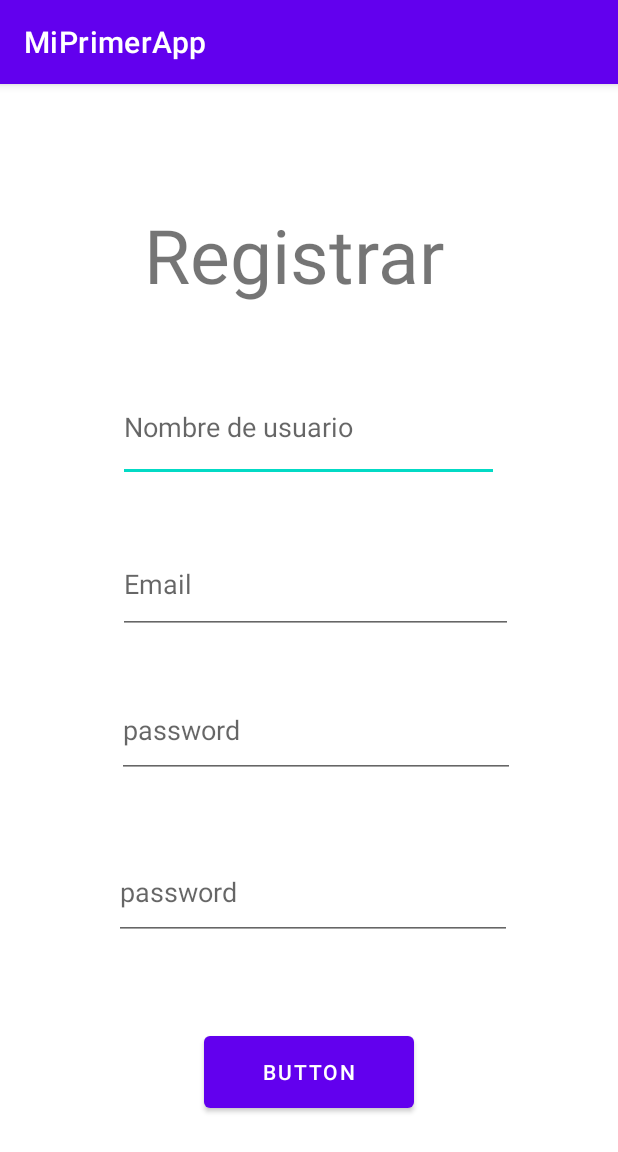
After one commit to Bautistadev/MiPrimerApp, an Android app: the Registrar screen opened directly, with no data from a screen before it, on a phone screen of 412 x 824 dp. The commit adds this screen. Shown: the top 1152 px of the screen. Run offline under Robolectric (Android 15) with nearby library versions, the phone set to English and light mode, and no system bars.

Commit message:
LOGIN Y REGISTRAR

```diff
--- a/app/src/main/AndroidManifest.xml
+++ b/app/src/main/AndroidManifest.xml
@@ -12,6 +12,9 @@
         android:theme="@style/Theme.MiPrimerApp"
         tools:targetApi="31">
         <activity
+            android:name=".Registrar"
+            android:exported="false" />
+        <activity
             android:name=".MainActivity"
             android:exported="true">
             <intent-filter>
--- /dev/null
+++ b/app/src/main/java/com/example/miprimerapp/Registrar.java
@@ -0,0 +1,14 @@
+package com.example.miprimerapp;
+
+import androidx.appcompat.app.AppCompatActivity;
+
+import android.os.Bundle;
+
+public class Registrar extends AppCompatActivity {
+
+    @Override
+    protected void onCreate(Bundle savedInstanceState) {
+        super.onCreate(savedInstanceState);
+        setContentView(R.layout.activity_registrar);
+    }
+}
--- /dev/null
+++ b/app/src/main/res/layout/activity_registrar.xml
@@ -0,0 +1,85 @@
+<?xml version="1.0" encoding="utf-8"?>
+<androidx.constraintlayout.widget.ConstraintLayout xmlns:android="http://schemas.android.com/apk/res/android"
+    xmlns:app="http://schemas.android.com/apk/res-auto"
+    xmlns:tools="http://schemas.android.com/tools"
+    android:layout_width="match_parent"
+    android:layout_height="match_parent"
+    tools:context=".Registrar">
+
+    <TextView
+        android:id="@+id/titleRegistrar"
+        android:layout_width="220dp"
+        android:layout_height="76dp"
+        android:text="Registrar"
+        android:textSize="50dp"
+        app:layout_constraintBottom_toBottomOf="parent"
+        app:layout_constraintEnd_toEndOf="parent"
+        app:layout_constraintStart_toStartOf="parent"
+        app:layout_constraintTop_toTopOf="parent"
+        app:layout_constraintVertical_bias="0.116" />
+
+    <EditText
+        android:id="@+id/txtUserName"
+        android:layout_width="254dp"
+        android:layout_height="73dp"
+        android:layout_marginTop="36dp"
+        android:ems="10"
+        android:hint="Nombre de usuario"
+        android:inputType="textPersonName"
+        app:layout_constraintEnd_toEndOf="parent"
+        app:layout_constraintHorizontal_bias="0.496"
+        app:layout_constraintStart_toStartOf="parent"
+        app:layout_constraintTop_toBottomOf="@+id/titleRegistrar" />
+
+    <EditText
+        android:id="@+id/txtEmail"
+        android:layout_width="263dp"
+        android:layout_height="66dp"
+        android:ems="10"
+        android:inputType="textPersonName"
+        android:hint="Email"
+        app:layout_constraintBottom_toBottomOf="parent"
+        app:layout_constraintEnd_toEndOf="parent"
+        app:layout_constraintHorizontal_bias="0.527"
+        app:layout_constraintStart_toStartOf="parent"
+        app:layout_constraintTop_toBottomOf="@+id/txtUserName"
+        app:layout_constraintVertical_bias="0.081" />
+
+    <EditText
+        android:id="@+id/txtPassword"
+        android:layout_width="265dp"
+        android:layout_height="64dp"
+        android:layout_marginTop="32dp"
+        android:ems="10"
+        android:hint="password"
+        android:inputType="textPassword"
+        app:layout_constraintEnd_toEndOf="parent"
+        app:layout_constraintHorizontal_bias="0.534"
+        app:layout_constraintStart_toStartOf="parent"
+        app:layout_constraintTop_toBottomOf="@+id/txtEmail" />
+
+    <EditText
+        android:id="@+id/txtPassword2"
+        android:layout_width="265dp"
+        android:layout_height="64dp"
+        android:layout_marginTop="44dp"
+        android:ems="10"
+        android:hint="password"
+        android:inputType="textPassword"
+        app:layout_constraintEnd_toEndOf="parent"
+        app:layout_constraintHorizontal_bias="0.52"
+        app:layout_constraintStart_toStartOf="parent"
+        app:layout_constraintTop_toBottomOf="@+id/txtPassword" />
+
+    <Button
+        android:id="@+id/button"
+        android:layout_width="140dp"
+        android:layout_height="60dp"
+        android:text="Button"
+        app:layout_constraintBottom_toBottomOf="parent"
+        app:layout_constraintEnd_toEndOf="parent"
+        app:layout_constraintStart_toStartOf="parent"
+        app:layout_constraintTop_toBottomOf="@+id/txtPassword2"
+        app:layout_constraintVertical_bias="0.424" />
+
+</androidx.constraintlayout.widget.ConstraintLayout>
--- a/app/src/main/res/values/colors.xml
+++ b/app/src/main/res/values/colors.xml
@@ -7,4 +7,5 @@
     <color name="teal_700">#FF018786</color>
     <color name="black">#FF000000</color>
     <color name="white">#FFFFFFFF</color>
+    <color name="red">#FF0000</color>
 </resources>
--- a/app/src/main/res/values/strings.xml
+++ b/app/src/main/res/values/strings.xml
@@ -2,7 +2,7 @@
     <string name="app_name">MiPrimerApp</string>
     <string name="txt_User_Name">User name</string>
     <string name="txt_User_Password">Password</string>
-    <string name="btn_Init_session">Intro</string>
+    <string name="btn_Init_session">ACCEDER</string>
     <string name="title_Login">LOGIN</string>
-    <string name="btn_New_User">Nuevo usuario</string>
+    <string name="btn_New_User">REGISTRASE</string>
 </resources>
```
Also changed, not shown: app/src/main/java/com/example/miprimerapp/DB/DB.java (+1 -8 lines), app/src/main/java/com/example/miprimerapp/Entity/Persona.java (deleted, +0 -59 lines), app/src/main/java/com/example/miprimerapp/Entity/User.java (+7 -9 lines), app/src/main/java/com/example/miprimerapp/MainActivity.java (+40 -3 lines), app/src/main/res/layout/activity_main.xml (+6 -7 lines).
